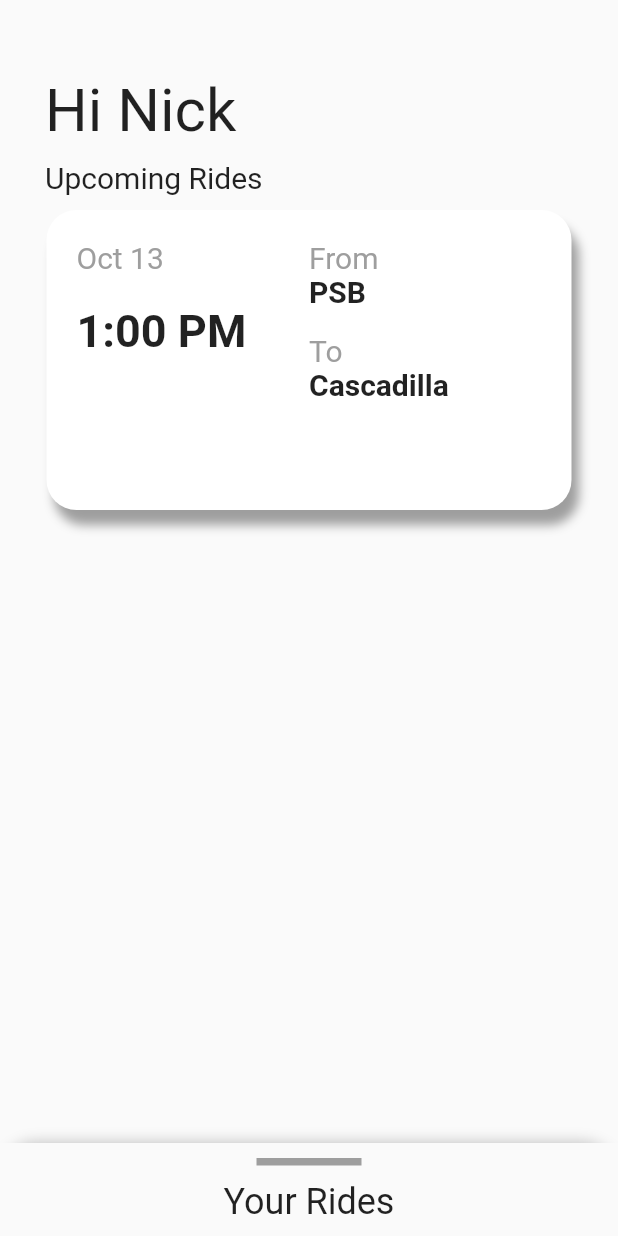
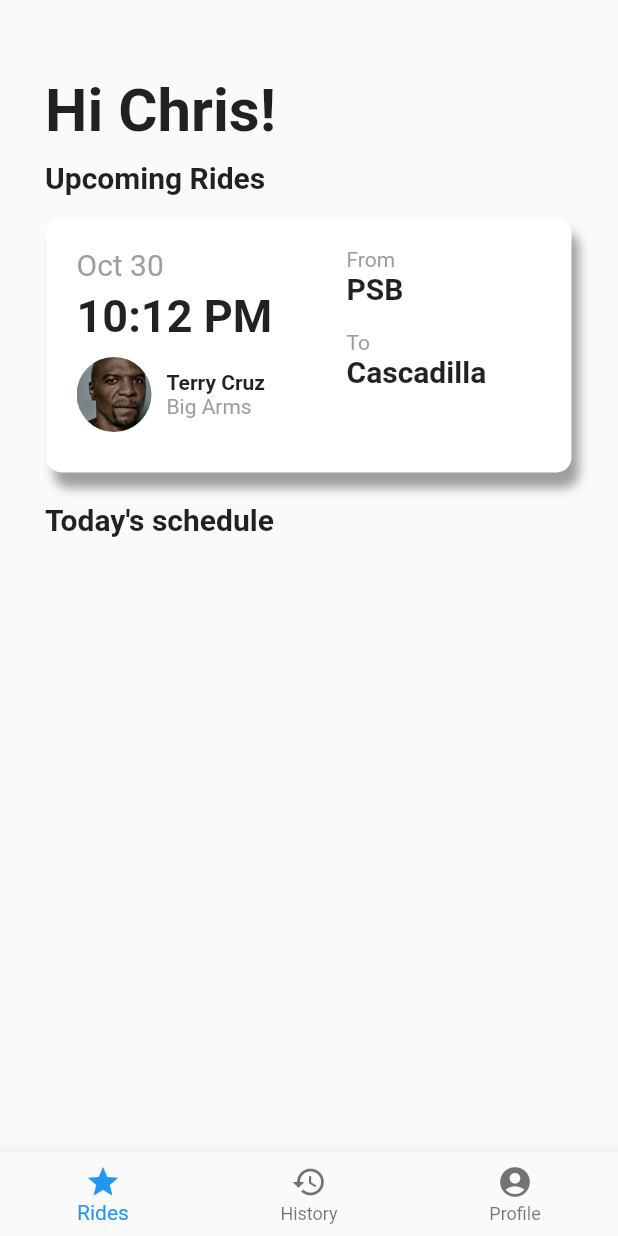
Before and after one commit to cornell-dti/carriage-driver, a Flutter app: the screen it shows after launch, after a tap on "Sign in with Google", on a phone screen of 412 x 824 dp. Run offline on Flutter 3.47's test engine with Material 2 defaults, Android fonts, the phone set to English and light mode, and no system bars; drawn by our look-alikes of sliding_up_panel; our stand-ins replace firebase_auth, google_sign_in; accounts and stored records are empty.

Commit message:
Homepage New Design
Headings, Next Ride, Bottom Navigation Bar

```diff
--- a/lib/Home.dart
+++ b/lib/Home.dart
@@ -1,32 +1,39 @@
 import 'package:flutter/material.dart';
-import 'package:sliding_up_panel/sliding_up_panel.dart';
 import 'Upcoming.dart';
 import 'Map.dart';
 
-class Location extends StatelessWidget {
-  Location({this.heading, this.destination});
+class Greeting extends StatelessWidget {
+  String name;
 
-  final String heading;
-  final String destination;
+  Greeting({
+   @required this.name
+});
 
   @override
   Widget build(BuildContext context) {
-    return Row(
-      children: <Widget>[
-        Column(
-          crossAxisAlignment: CrossAxisAlignment.start,
-          children: <Widget>[
-            Text('$heading', style: TextStyle(
-              fontSize: 20,
-              color: Colors.grey
-            )),
-            Text('$destination', style: TextStyle(
-              fontSize: 20,
-              fontWeight: FontWeight.bold
-            ))
-          ],
-        ),
-      ],
+    return Padding(
+      child: Text('Hi $name!',
+          style:
+          TextStyle(fontSize: 40, fontWeight: FontWeight.bold)),
+      padding: EdgeInsets.only(left: 30.0, top: 50.0, bottom: 10.0),
+    );
+  }
+}
+
+class LeftSubheading extends StatelessWidget {
+  String heading;
+
+  LeftSubheading({
+    @required this.heading
+  });
+
+  @override
+  Widget build(BuildContext context) {
+    return Padding(
+      padding: EdgeInsets.only(left: 30.0, bottom: 15.0),
+      child: Text('$heading',
+          style:
+          TextStyle(fontSize: 20.0, fontWeight: FontWeight.bold)),
     );
   }
 }
@@ -40,105 +47,33 @@ class Home extends StatelessWidget {
     return WillPopScope(
       onWillPop: () async => false,
       child: Scaffold(
-        body: SlidingUpPanel(
-            minHeight: 62.0,
-            panelSnapping: false,
-            panel: Upcoming(),
-            body: Scaffold(
         body: Column(
+            crossAxisAlignment: CrossAxisAlignment.start,
             children: <Widget>[
-                Align(
-                  alignment: Alignment.centerLeft,
-                  child: Padding(
-                    child: Text('Hi Nick', style: TextStyle(fontSize: 40)),
-                    padding:
-                        EdgeInsets.only(left: 30.0, top: 50.0, bottom: 10.0),
+              Greeting(name: 'Chris'),
+              LeftSubheading(heading: 'Upcoming Rides'),
+              Center(child: NextRide()),
+              SizedBox(height: 20.0),
+              LeftSubheading(heading: 'Today\'s schedule')
+            ]),
+        bottomNavigationBar:  BottomNavigationBar(
+          selectedItemColor: Colors.blue,
+          items: <BottomNavigationBarItem>[
+            BottomNavigationBarItem(
+              icon: Icon(Icons.star),
+              title: Text('Rides')
             ),
+            BottomNavigationBarItem(
+              icon: Icon(Icons.history),
+              title: Text('History')
             ),
-                Align(
-                    alignment: Alignment.centerLeft,
-                    child: Padding(
-                      padding: EdgeInsets.only(left: 30.0, bottom: 10.0),
-                      child: Text('Upcoming Rides',
-                          style: TextStyle(fontSize: 20.0)),
-                    )),
-                Center(
-                  child: Container(
-                    width: 350.0,
-                    height: 200.0,
-                    child: Container(
-                      decoration: BoxDecoration(
-                        color: Colors.white,
-                        borderRadius: BorderRadius.all(
-                          Radius.circular(20.0),
-                        ),
-                        boxShadow: [
-                          BoxShadow(
-                              color: Colors.grey,
-                              offset: Offset(5.0, 10.0),
-                              blurRadius: 5.0,
-                              spreadRadius: 0.0)
-                        ],
-                      ),
-                      child: Container(
-                        child: Row(
-                          children: <Widget>[
-                            Expanded(
-                              flex: 2,
-                              child: Column(
-                                children: <Widget>[
-                                  Padding(
-                                    padding:
-                                        EdgeInsets.only(left: 20.0, top: 20.0),
-                                    child: Align(
-                                      alignment: Alignment.centerLeft,
-                                      child: Text('Oct 13',
-                                          style: TextStyle(
-                                              fontSize: 20,
-                                              color: Colors.grey)),
-                                    ),
-                                  ),
-                                  Padding(
-                                    padding:
-                                        EdgeInsets.only(left: 20.0, top: 20.0),
-                                    child: Align(
-                                      alignment: Alignment.centerLeft,
-                                      child: Text('1:00 PM',
-                                          style: TextStyle(
-                                              fontSize: 30,
-                                              fontWeight: FontWeight.bold)),
-                                    ),
-                                  ),
-                                ],
-                              ),
-                            ),
-                            Expanded(
-                              flex: 2,
-                              child: Column(
-                                children: <Widget>[
-                                  Padding(
-                                    padding: EdgeInsets.only(top: 20.0),
-                                    child: Column(
-                                        children: <Widget>[
-                                          Location(heading: 'From', destination: 'PSB'),
-                                          SizedBox(height: 16.0),
-                                          Location(heading: 'To', destination: 'Cascadilla')
-                                        ],
-                                    ),
-                                  )
-                                ],
-                              ),
+            BottomNavigationBarItem(
+                icon: Icon(Icons.account_circle),
+                title: Text('Profile')
             )
           ],
         ),
       ),
-                    ),
-                  ),
-                ),
-              ],
-            )),
-            borderRadius: radius),
-      ),
     );
   }
 }
--- a/lib/Upcoming.dart
+++ b/lib/Upcoming.dart
@@ -1,148 +1,152 @@
 import 'package:flutter/material.dart';
-import 'package:url_launcher/url_launcher.dart';
 
-List<String> upcoming = [
-  "Chris @ 12pm",
-  "Laura @ 3pm",
-  "Sam @ 4:30pm",
-  "David @ 5pm",
-  "Swasti @ 7am tomorrow",
-  "Paulie @ 8am tomorrow",
-  "Lisa @ 9am tomorrow"
-];
-int eta = 13;
+class CircleImage extends StatelessWidget {
+  @override
+  Widget build(BuildContext context) {
+    double _size = 50.0;
 
-class _CurrentRideState extends State<CurrentRide> {
-  List<String> cur = [
-    "Sabriyah",
-    "11am",
-    "Cascadilla",
-    "PSB",
-    "+1 123 456 7890"
-  ];
-  bool _inProgress = false;
-  bool _messaging = false;
+    return Container(
+      width: _size,
+      height: _size,
+      decoration: BoxDecoration(
+          shape: BoxShape.circle,
+          image: DecorationImage(
+              fit: BoxFit.cover, image: AssetImage('assets/images/terry.jpg'))),
+    );
+  }
+}
 
+class Rider extends StatelessWidget {
   @override
   Widget build(BuildContext context) {
     return Container(
-        height: _messaging ? 200.0 : 150.0,
-        child: Padding(
-            padding: EdgeInsets.only(left: 16.0),
-            child: Column(
-                mainAxisAlignment: MainAxisAlignment.center,
-                crossAxisAlignment: CrossAxisAlignment.stretch,
-                children: <Widget>[
-                  Text('${cur[0]} ${_inProgress ? '' : '@ ${cur[1]}'}',
-                      style: Theme.of(context).textTheme.headline),
-                  Text(_inProgress ? 'ETA $eta minutes' : 'From ${cur[2]}',
-                      style: Theme.of(context).textTheme.headline),
-                  Text('To ${cur[3]}',
-                      style: Theme.of(context).textTheme.headline),
-                  Row(
-                    children: <Widget>[
-                      RaisedButton(
-                        child: Text(_inProgress ? 'Here' : 'Arrived'),
-                        color: Colors.white,
-                        onPressed: () {
-                          setState(() {
-                            _inProgress = true;
-                          });
-                        },
-                      ),
-                      SizedBox(width: 10.0),
-                      RaisedButton(
-                        child: Icon(Icons.call, color: Colors.green),
-                        color: Colors.white,
-                        onPressed: () {
-                          launch("tel:${cur[4]}");
-                        },
-                      ),
-                      SizedBox(width: 10.0),
-                      RaisedButton(
-                        child: Icon(Icons.message, color: Colors.black),
-                        color: Colors.white,
-                        onPressed: () {
-                          setState(() {
-                            _messaging = !_messaging;
-                          });
-                        },
-                      )
-                    ],
-                  ),
-                  Visibility(
-                    visible: _messaging,
-                    child: SingleChildScrollView(
-                      scrollDirection: Axis.horizontal,
-                      child: Row(
-                        children: <Widget>[
-                          ActionChip(
-                            label: Text('Where are you?'),
-                            onPressed: () {
-                              launch('sms:${cur[4]}?body=Where are you%3F');
-                            },
-                          ),
-                          SizedBox(width: 5.0),
-                          ActionChip(
-                            label: Text('Let me pull around.'),
-                            onPressed: () {
-                              launch('sms:${cur[4]}?body=Let me pull around.');
-                            },
-                          ),
-                          SizedBox(width: 5.0),
-                          ActionChip(
-                            label: Text('Be there soon!'),
-                            onPressed: (){
-                              launch('sms:${cur[4]}?body=Be there soon%21');
-                            },
-                          ),
-                          SizedBox(width: 10.0)
-                        ],
-                      ),
-                    ),
-                  )
-                ])));
-  }
-}
-
-class CurrentRide extends StatefulWidget {
-  @override
-  State<StatefulWidget> createState() {
-    return _CurrentRideState();
-  }
-}
-
-class Schedule extends StatelessWidget {
-  @override
-  Widget build(BuildContext context) {
-    return ListView.builder(
-        itemCount: upcoming.length,
-        itemBuilder: (context, index) {
-          return ListTile(
-            title: Text('${upcoming[index]}'),
-          );
-        });
-  }
-}
-
-class Upcoming extends StatelessWidget {
-  @override
-  Widget build(BuildContext context) {
-    return Scaffold(
-      body: Column(
+      child: Row(
         children: <Widget>[
-          SizedBox(height: 10.0),
-          Align(
-            alignment: Alignment.center,
-            child: SizedBox(
-                height: 5.0, width: 70.0, child: Container(color: Colors.grey)),
-          ),
-          SizedBox(height: 10.0),
-          Text('Your Rides', style: Theme.of(context).textTheme.headline),
-          CurrentRide(),
-          Flexible(child: Schedule())
+          CircleImage(),
+          SizedBox(width: 10.0),
+          Column(
+            crossAxisAlignment: CrossAxisAlignment.start,
+            children: <Widget>[
+              Text('Terry Cruz', style: TextStyle(fontWeight: FontWeight.bold)),
+              Text('Big Arms', style: TextStyle(color: Colors.grey))
+            ],
+          )
         ],
       ),
     );
   }
 }
+
+class Location extends StatelessWidget {
+  Location({this.heading, this.destination});
+
+  final String heading;
+  final String destination;
+
+  @override
+  Widget build(BuildContext context) {
+    return Row(
+      children: <Widget>[
+        Column(
+          crossAxisAlignment: CrossAxisAlignment.start,
+          children: <Widget>[
+            Text('$heading',
+                style: TextStyle(fontSize: 14, color: Colors.grey)),
+            Text('$destination',
+                style: TextStyle(fontSize: 20, fontWeight: FontWeight.bold))
+          ],
+        ),
+      ],
+    );
+  }
+}
+
+class Date extends StatelessWidget {
+  String date;
+
+  Date({@required this.date});
+
+  @override
+  Widget build(BuildContext context) {
+    return Padding(
+      padding: EdgeInsets.only(left: 20.0, top: 20.0),
+      child: Text('$date', style: TextStyle(fontSize: 20, color: Colors.grey)),
+    );
+  }
+}
+
+class Time extends StatelessWidget {
+  String time;
+
+  Time({@required this.time});
+
+  @override
+  Widget build(BuildContext context) {
+    return Padding(
+      padding: EdgeInsets.only(left: 20.0, top: 5.0),
+      child: Text('$time',
+          style: TextStyle(fontSize: 30, fontWeight: FontWeight.bold)),
+    );
+  }
+}
+
+class NextRide extends StatelessWidget {
+  @override
+  Widget build(BuildContext context) {
+    return Container(
+      width: 350.0,
+      height: 170.0,
+      child: Container(
+        decoration: BoxDecoration(
+          color: Colors.white,
+          borderRadius: BorderRadius.all(
+            Radius.circular(10.0),
+          ),
+          boxShadow: [
+            BoxShadow(
+                color: Colors.grey,
+                offset: Offset(5.0, 10.0),
+                blurRadius: 5.0,
+                spreadRadius: 0.0)
+          ],
+        ),
+        child: Container(
+          child: Row(
+            children: <Widget>[
+              Expanded(
+                flex: 4,
+                child: Column(
+                  crossAxisAlignment: CrossAxisAlignment.start,
+                  children: <Widget>[
+                    Date(date: 'Oct 30'),
+                    Time(time: '10:12 PM'),
+                    Padding(
+                        padding: const EdgeInsets.only(left: 20.0, top: 10.0),
+                        child: Rider())
+                  ],
+                ),
+              ),
+              Expanded(
+                flex: 3,
+                child: Column(
+                  children: <Widget>[
+                    Padding(
+                      padding: EdgeInsets.only(top: 20.0),
+                      child: Column(
+                        children: <Widget>[
+                          Location(heading: 'From', destination: 'PSB'),
+                          SizedBox(height: 16.0),
+                          Location(heading: 'To', destination: 'Cascadilla')
+                        ],
+                      ),
+                    )
+                  ],
+                ),
+              )
+            ],
+          ),
+        ),
+      ),
+    );
+  }
+}
```
Also changed, not shown: assets/images/terry.jpg (added). Lines whose indentation alone changed are shown as unchanged.
